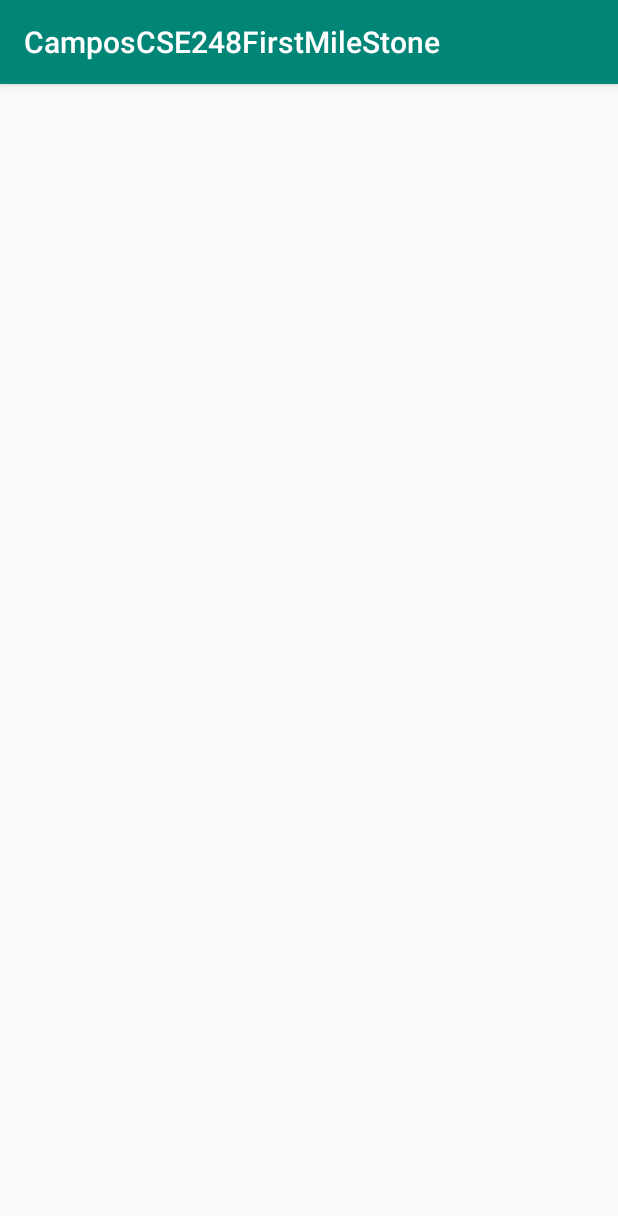
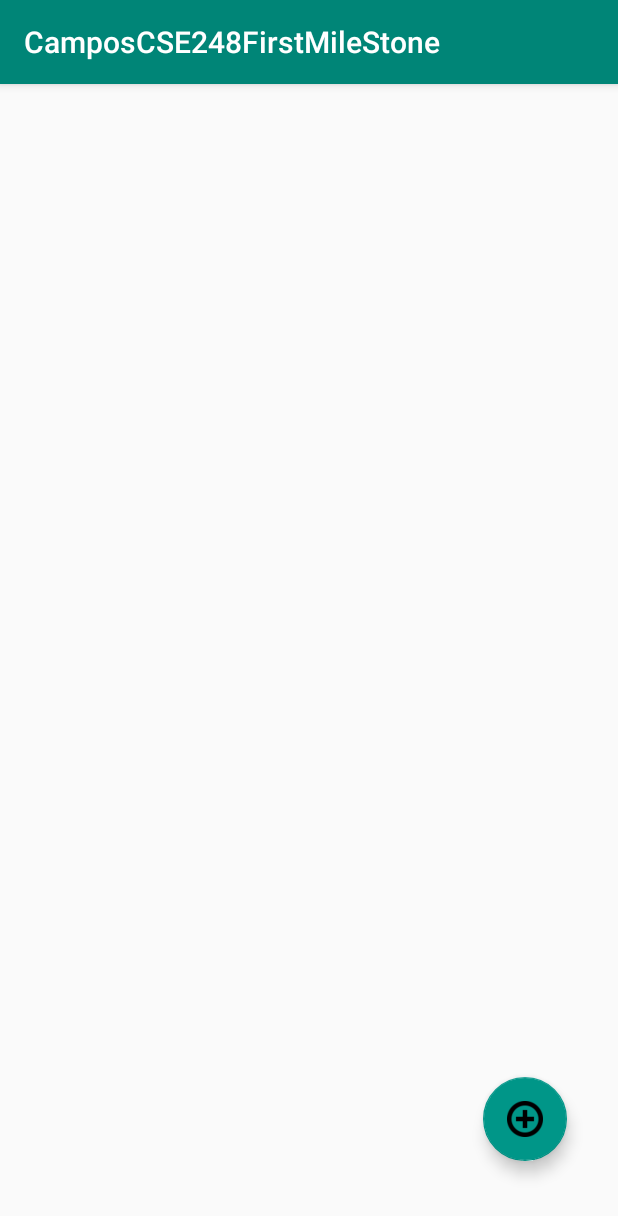
Before and after one commit to Camposm97/CSE248, an Android app: the screen it shows after launch (CreateSchedule before the commit, CreateScheduleActivity after it), after a tap on "CREATE NEW SCHEDULE", on a phone screen of 412 x 824 dp. Shown: the top 1216 px of the screen. Run offline under Robolectric (Android 15) with nearby library versions, the phone set to English and light mode, and no system bars.

Commit message:
Deleted ViewCourseActivity

```diff
--- a/CamposCSE248FinalProjectFirstMilestone/app/src/main/AndroidManifest.xml
+++ b/CamposCSE248FinalProjectFirstMilestone/app/src/main/AndroidManifest.xml
@@ -9,12 +9,8 @@
         android:roundIcon="@mipmap/ic_launcher_round"
         android:supportsRtl="true"
         android:theme="@style/AppTheme">
-        <activity android:name=".app.CreateSchedule"></activity>
-        <activity android:name=".app.ViewSchedule" />
-        <activity
-            android:name=".app.ViewCoursesActivity"
-            android:label="@string/title_activity_view_courses"
-            android:theme="@style/AppTheme.NoActionBar" />
+        <activity android:name=".app.CreateScheduleActivity"></activity>
+        <activity android:name=".app.ViewScheduleActivity" />
         <activity
             android:name=".app.MainActivity"
             android:label="@string/app_name"
--- a/CamposCSE248FinalProjectFirstMilestone/app/src/main/java/com/campos/app/CreateSchedule.java
+++ b/CamposCSE248FinalProjectFirstMilestone/app/src/main/java/com/campos/app/CreateScheduleActivity.java
@@ -5,11 +5,14 @@ import androidx.appcompat.app.AppCompatActivity;
 import android.os.Bundle;
 
 import com.campos.R;
+import com.campos.model.Schedule;
 
-public class CreateSchedule extends AppCompatActivity {
+public class CreateScheduleActivity extends AppCompatActivity {
+    private Schedule schedule;
 
     @Override
     protected void onCreate(Bundle savedInstanceState) {
+        schedule = new Schedule();
         super.onCreate(savedInstanceState);
         setContentView(R.layout.activity_create_schedule);
     }
--- a/CamposCSE248FinalProjectFirstMilestone/app/src/main/java/com/campos/app/MainActivity.java
+++ b/CamposCSE248FinalProjectFirstMilestone/app/src/main/java/com/campos/app/MainActivity.java
@@ -6,13 +6,10 @@ import android.os.Bundle;
 
 import com.campos.R;
 import com.campos.model.Course;
-import com.google.android.material.floatingactionbutton.FloatingActionButton;
 
 import androidx.appcompat.app.AppCompatActivity;
 
 import android.view.View;
-import android.widget.Button;
-import android.widget.Toolbar;
 
 import java.io.IOException;
 import java.io.InputStream;
@@ -21,7 +18,7 @@ import java.util.Scanner;
 import java.util.TreeMap;
 
 public class MainActivity extends AppCompatActivity {
-    private static final TreeMap<String, Course> COURSES = new TreeMap<>();
+    public static final TreeMap<String, Course> COURSES = new TreeMap<>();
     private static final String MY_GITHUB = "http://www.github.com/Camposm97";
 
     private void loadCourses() {
@@ -59,19 +56,13 @@ public class MainActivity extends AppCompatActivity {
         findViewById(R.id.btSchedule).setOnClickListener(new View.OnClickListener() {
             @Override
             public void onClick(View view) {
-                openActivity(ViewSchedule.class);
+                openActivity(ViewScheduleActivity.class);
             }
         });
         findViewById(R.id.btCreateSchedule).setOnClickListener(new View.OnClickListener() {
             @Override
             public void onClick(View view) {
-                openActivity(CreateSchedule.class);
-            }
-        });
-        findViewById(R.id.btViewCourses).setOnClickListener(new View.OnClickListener() {
-            @Override
-            public void onClick(View view) {
-                openActivity(ViewCoursesActivity.class);
+                openActivity(CreateScheduleActivity.class);
             }
         });
         findViewById(R.id.btGithub).setOnClickListener(new View.OnClickListener() {
--- a/CamposCSE248FinalProjectFirstMilestone/app/src/main/java/com/campos/app/ViewSchedule.java
+++ b/CamposCSE248FinalProjectFirstMilestone/app/src/main/java/com/campos/app/ViewScheduleActivity.java
@@ -6,7 +6,7 @@ import android.os.Bundle;
 
 import com.campos.R;
 
-public class ViewSchedule extends AppCompatActivity {
+public class ViewScheduleActivity extends AppCompatActivity {
 
     @Override
     protected void onCreate(Bundle savedInstanceState) {
--- a/CamposCSE248FinalProjectFirstMilestone/app/src/main/java/com/campos/model/Schedule.java
+++ b/CamposCSE248FinalProjectFirstMilestone/app/src/main/java/com/campos/model/Schedule.java
@@ -8,8 +8,7 @@ public class Schedule {
     private Date dateCreated;
     private LinkedList<Semester> semesterList;
 
-    public Schedule(String name) {
-        this.name = name;
+    public Schedule() {
         this.dateCreated = new Date();
         semesterList = new LinkedList<>();
     }
--- a/CamposCSE248FinalProjectFirstMilestone/app/src/main/res/layout/activity_create_schedule.xml
+++ b/CamposCSE248FinalProjectFirstMilestone/app/src/main/res/layout/activity_create_schedule.xml
@@ -4,6 +4,23 @@
     xmlns:tools="http://schemas.android.com/tools"
     android:layout_width="match_parent"
     android:layout_height="match_parent"
-    tools:context=".app.CreateSchedule">
+    tools:context=".app.CreateScheduleActivity">
 
+    <com.google.android.material.floatingactionbutton.FloatingActionButton
+        android:id="@+id/floatingActionButton2"
+        android:layout_width="wrap_content"
+        android:layout_height="wrap_content"
+        android:layout_marginStart="321dp"
+        android:layout_marginLeft="321dp"
+        android:layout_marginTop="643dp"
+        android:layout_marginEnd="34dp"
+        android:layout_marginRight="34dp"
+        android:layout_marginBottom="32dp"
+        android:clickable="true"
+        app:backgroundTint="#009688"
+        app:layout_constraintBottom_toBottomOf="parent"
+        app:layout_constraintEnd_toEndOf="parent"
+        app:layout_constraintStart_toStartOf="parent"
+        app:layout_constraintTop_toTopOf="parent"
+        app:srcCompat="@drawable/add" />
 </androidx.constraintlayout.widget.ConstraintLayout>
--- a/CamposCSE248FinalProjectFirstMilestone/app/src/main/res/layout/activity_view_schedule.xml
+++ b/CamposCSE248FinalProjectFirstMilestone/app/src/main/res/layout/activity_view_schedule.xml
@@ -4,6 +4,6 @@
     xmlns:tools="http://schemas.android.com/tools"
     android:layout_width="match_parent"
     android:layout_height="match_parent"
-    tools:context=".app.ViewSchedule">
+    tools:context=".app.ViewScheduleActivity">
 
 </androidx.constraintlayout.widget.ConstraintLayout>
--- a/CamposCSE248FinalProjectFirstMilestone/app/src/main/res/layout/content_main.xml
+++ b/CamposCSE248FinalProjectFirstMilestone/app/src/main/res/layout/content_main.xml
@@ -41,7 +41,8 @@
             android:layout_marginBottom="20dp"
             android:padding="10dp"
             android:text="@string/view_courses"
-            android:textSize="24sp" />
+            android:textSize="24sp"
+            android:visibility="invisible" />
 
     </LinearLayout>
 
```
Also changed, not shown: CamposCSE248FinalProjectFirstMilestone/app/src/main/java/com/campos/app/ViewCoursesActivity.java (deleted, +0 -22 lines), CamposCSE248FinalProjectFirstMilestone/app/src/main/res/layout/activity_view_courses.xml (deleted, +0 -21 lines), CamposCSE248FinalProjectFirstMilestone/app/src/main/res/drawable/add.png (added).
